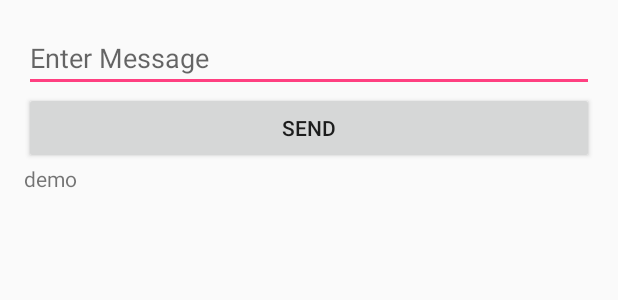
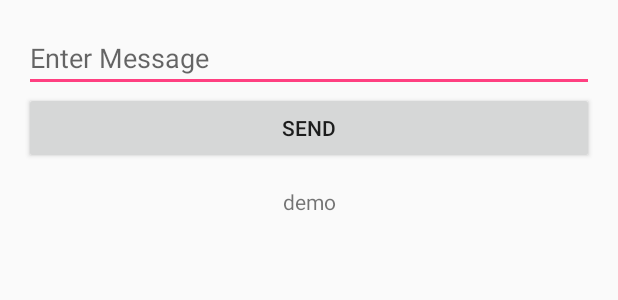
Before and after one commit to phillip-ables/android-firebase-chat-app, an Android app: the layout activity_main.xml on its own in the app's theme, with its tools: preview values and no code run, on a phone screen of 412 x 824 dp. Shown: the top 300 px of the screen. Run offline under Robolectric (Android 15) with nearby library versions, the phone set to English and light mode, and no system bars.

Commit message:
fix type error of database references that already had a type, text align and top margin to text view

```diff
--- a/NewFireApplication/app/src/main/java/com/example/techtron/newfireapplication/MainActivity.java
+++ b/NewFireApplication/app/src/main/java/com/example/techtron/newfireapplication/MainActivity.java
@@ -24,8 +24,8 @@ public class MainActivity extends AppCompatActivity {
 
         //Retrieve an instance of your database using getInstance()
         // and reference the location you want to write to.
-        FirebaseDatabase database = FirebaseDatabase.getInstance();
-        DatabaseReference myRef = database.getReference("MyMessage");
+        database = FirebaseDatabase.getInstance();
+        myRef = database.getReference("MyMessage");
 
         myRef.addValueEventListener(new ValueEventListener() {
             @Override
--- a/NewFireApplication/app/src/main/res/layout/activity_main.xml
+++ b/NewFireApplication/app/src/main/res/layout/activity_main.xml
@@ -26,8 +26,10 @@
 
     <TextView
         android:id="@+id/textView"
-        android:layout_width="wrap_content"
+        android:layout_width="match_parent"
         android:layout_height="wrap_content"
-        android:text="demo"/>
+        android:text="demo"
+        android:textAlignment="center"
+        android:layout_marginTop="15dp"/>
 
 </LinearLayout>
```
